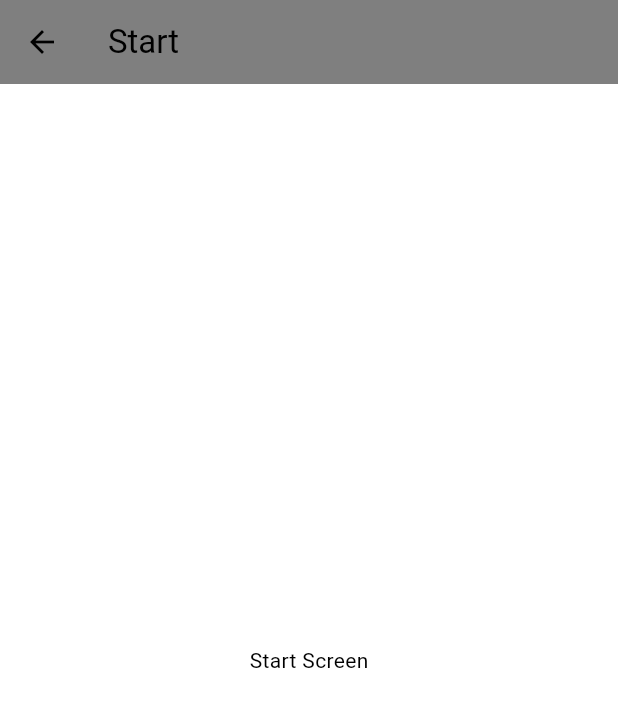
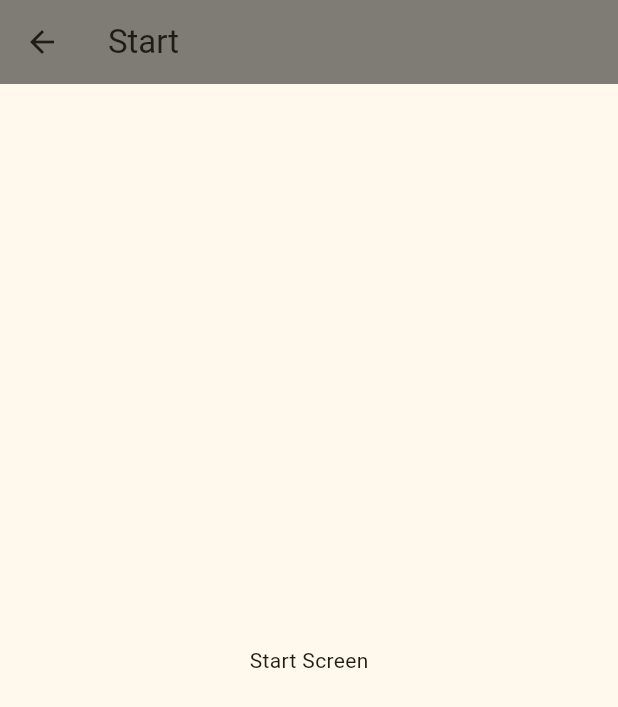
Before and after one commit to aoroudjev/PalmPaths_v2, a Flutter app: the screen it shows after launch, after a tap on "Start", on a phone screen of 412 x 824 dp. Shown: the top 707 px of the screen. Run offline on Flutter 3.47's test engine with Material 3 defaults, Android fonts, the phone set to English and light mode, and no system bars; missing offline and left inert: tflite_flutter.

Commit message:
Update main menu

```diff
--- a/lib/main.dart
+++ b/lib/main.dart
@@ -1,3 +1,5 @@
+import 'dart:io';
+
 import 'package:flutter/material.dart';
 
 void main() => runApp(const MyApp());
@@ -10,7 +12,7 @@ class MyApp extends StatelessWidget {
     return MaterialApp(
       theme: ThemeData(
         useMaterial3: true,
-        colorScheme: ColorScheme.fromSwatch(primarySwatch: Colors.orange),
+        colorScheme: ColorScheme.fromSeed(seedColor: const Color(0xFFDAD3C1)),
       ),
       home: const MainMenuScreen(),
     );
@@ -32,38 +34,74 @@ class MainMenuScreen extends StatelessWidget {
         child: Column(
           mainAxisAlignment: MainAxisAlignment.center,
           children: [
-            ElevatedButton(
+            Image.asset(
+              'assets/images/hand_logo_large.png',
+              height: 350,
+            ),
+            const SizedBox(
+              height: 50,
+            ),
+
+            Padding(
+              padding: const EdgeInsets.symmetric(horizontal: 20),
+              child: ElevatedButton(
                 onPressed: () {
                   Navigator.push(
                     context,
-                  MaterialPageRoute(builder: (context) => StartScreen()),
+                    MaterialPageRoute(builder: (context) => const StartScreen()),
                   );
                 },
+                style: ElevatedButton.styleFrom(
+                  fixedSize: const Size(200, 50), // Set specific width and height
+                ),
                 child: const Text(
                   'Start',
+                  style: TextStyle(fontSize: 30),
+                ),
+              ),
+            ),
+            const SizedBox(
+              height: 15,
+            ),
+            Padding(
+              padding: const EdgeInsets.symmetric(horizontal: 20),
+              child: ElevatedButton(
+                onPressed: () {
+                  Navigator.push(
+                    context,
+                    MaterialPageRoute(builder: (context) => const HistoryScreen()),
+                  );
+                },
+                style: ElevatedButton.styleFrom(
+                  fixedSize: const Size(200, 50),
+                  backgroundColor: const Color(0xFF38383B)
+                ),
+                child: const Text(
+                  'Past Readings',
                   style: TextStyle(fontSize: 20),
                 ),
               ),
-            ElevatedButton(
+            ),
+            const SizedBox(
+              height: 15,
+            ),
+            Padding(
+              padding: const EdgeInsets.symmetric(horizontal: 20),
+              child: ElevatedButton(
                 onPressed: () {
                   Navigator.push(
                     context,
-                  MaterialPageRoute(builder: (context) => HistoryScreen()),
+                    MaterialPageRoute(builder: (context) => const HistoryScreen()),
                   );
                 },
-              child: const Text(
-                'History',
-                style: TextStyle(fontSize: 20),
+                style: ElevatedButton.styleFrom(
+                    fixedSize: const Size(200, 50),
+                    backgroundColor: const Color(0xFF38383B)
                 ),
-            ),
-            ElevatedButton(
-              onPressed: () {
-                // Implement quit functionality
-                // For example: exit(0);
-              },
                 child: const Text(
                   'Quit',
-                style: TextStyle(fontSize: 20),
+                  style: TextStyle(fontSize: 30),
+                ),
               ),
             ),
           ],
--- a/pubspec.yaml
+++ b/pubspec.yaml
@@ -72,6 +72,7 @@ flutter:
     - assets/labels.txt
     - assets/detect.tflite
     - assets/labelmap.txt
+    - assets/images/hand_logo_large.png
 
   # An image asset can refer to one or more resolution-specific "variants", see
   # https://flutter.dev/assets-and-images/#resolution-aware
```
Also changed, not shown: assets/images/hand_logo_large.png (added). Lines whose indentation alone changed are shown as unchanged.
